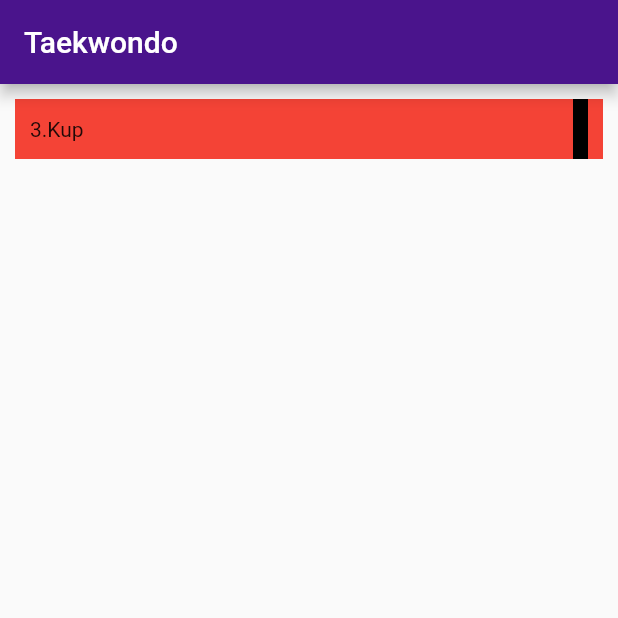
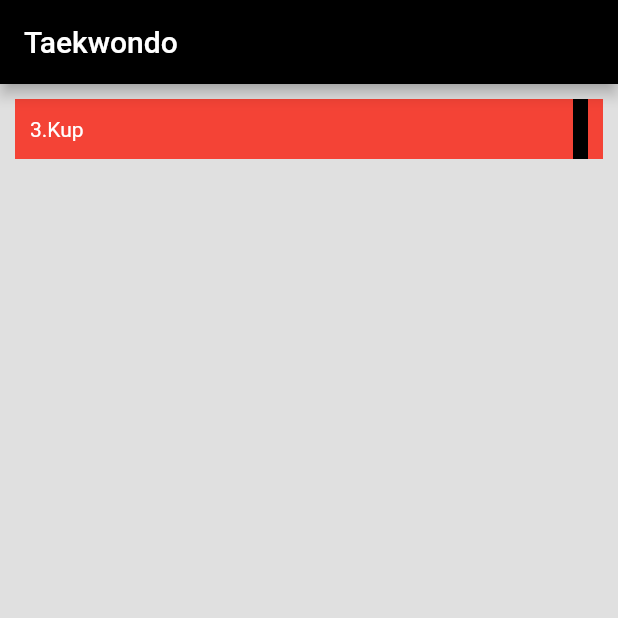
Before and after one commit to toke-dk/taekwondo_pensum, a Flutter app: the screen it shows after launch, on a phone screen of 412 x 824 dp, the top half of it. Run offline on Flutter 3.47's test engine with Material 2 defaults, Android fonts, the phone set to English and light mode, and no system bars.

Commit message:
changed color on startscreen and made texformfield rounded edges and when click 'næste' it replaces screen

```diff
--- a/lib/HomeWidget.dart
+++ b/lib/HomeWidget.dart
@@ -6,13 +6,13 @@ class HomeWidget extends StatelessWidget {
   Widget build(BuildContext context) {
     return Scaffold(
       appBar: AppBar(
-        backgroundColor: Colors.purple[900],
+        backgroundColor: Colors.black,
         title: Text('Taekwondo'),
       ),
       body: InkWell(
         onTap: () {Navigator.push(context, MaterialPageRoute(
         builder: (context) =>
-            IngameWidget()
+            IngameOverviewer()
       ));},
         child: Belt()),
     );
@@ -23,6 +23,7 @@ class Belt extends StatelessWidget {
   @override
   Widget build(BuildContext context) {
     return Scaffold(
+      backgroundColor: Colors.grey[300],
       body: Container(
         margin: EdgeInsets.all(10),
         height: 40,
@@ -32,7 +33,7 @@ class Belt extends StatelessWidget {
           child: Row(
             mainAxisAlignment: MainAxisAlignment.spaceBetween,
             children: <Widget>[
-              Text('3.Kup'),
+              Text('3.Kup', style: TextStyle(color: Colors.white),),
               Container(
                 width: 10,
                 color: Colors.black,
--- a/lib/main.dart
+++ b/lib/main.dart
@@ -7,6 +7,6 @@ void main() => runApp(MaterialApp(
   initialRoute: '/',
   routes: {
     '/': (context) => HomeWidget(),
-    '/ingame': (context) => IngameWidget()
+    '/ingame': (context) => IngameOverviewer()
   },
 ));
```
Also changed, not shown: lib/pages/IngameWidget.dart (+31 -2 lines).
